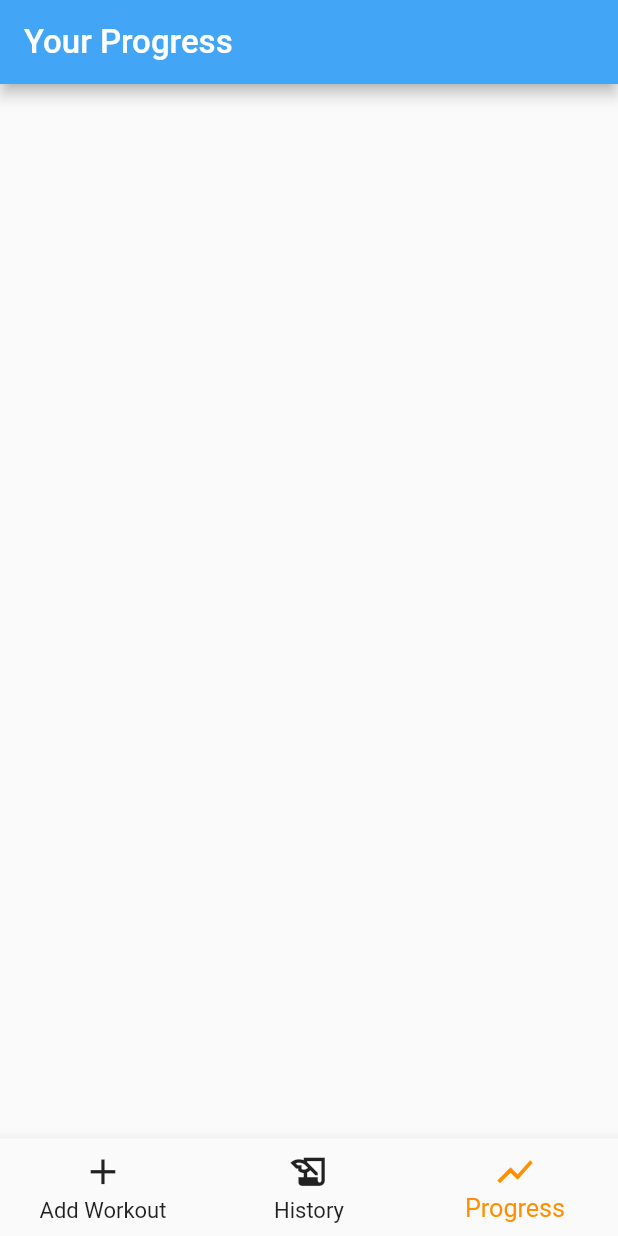
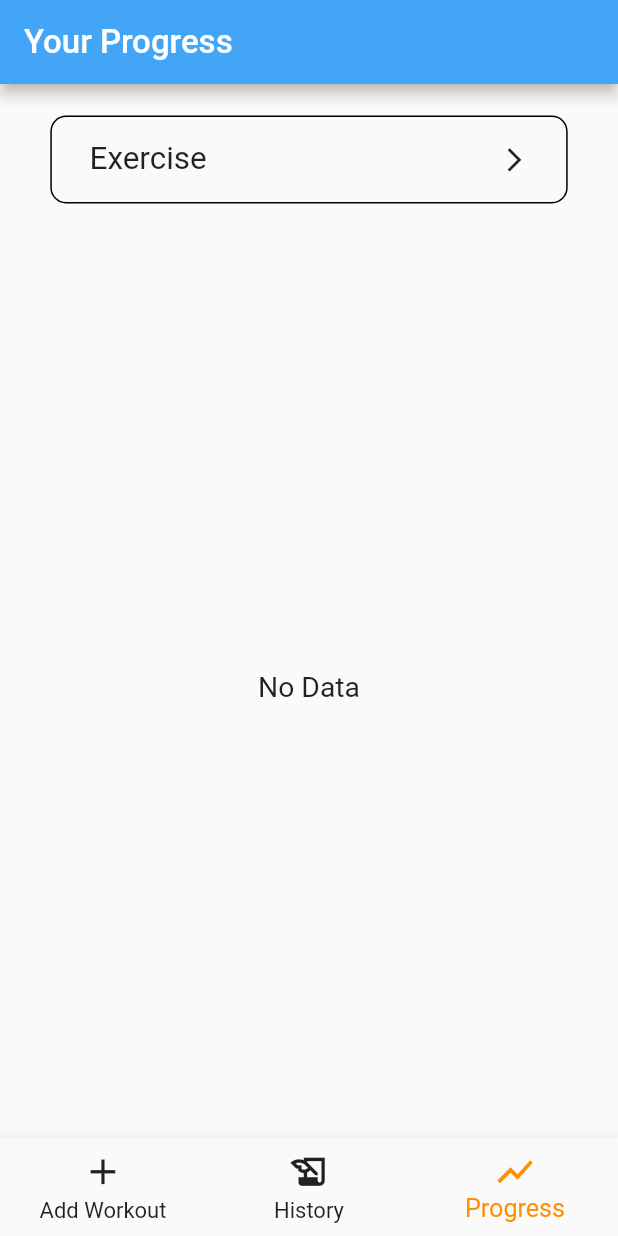
Before and after one commit to Xasthul/gym_workout_tracker, a Flutter app: the screen it shows after launch, item 3 of the bottom bar chosen, on a phone screen of 412 x 824 dp. Run offline on Flutter 3.47's test engine with Material 2 defaults, Android fonts, the phone set to English and light mode, and no system bars; our stand-ins replace flutter_screenutil, flutter_slidable, fluttertoast, objectbox, syncfusion_flutter_charts; generated files the repository leaves out were written again.

Commit message:
Charts added to Progress page

```diff
--- a/lib/project/app_pages/progress.dart
+++ b/lib/project/app_pages/progress.dart
@@ -1,6 +1,10 @@
 import 'package:flutter/material.dart';
 import 'package:flutter_screenutil/flutter_screenutil.dart';
-
+import 'package:syncfusion_flutter_charts/charts.dart';
+import 'package:workout_tracker_prototype/main.dart';
+import 'package:workout_tracker_prototype/project/database/models.dart';
+import 'package:workout_tracker_prototype/project/classes/routes.dart';
+import 'package:intl/intl.dart';
 
 class Progress extends StatefulWidget {
   const Progress({Key? key}) : super(key: key);
@@ -10,6 +14,34 @@ class Progress extends StatefulWidget {
 }
 
 class _ProgressState extends State<Progress> {
+  Exercise? chosenExercise;
+  List<OneRepMaxData> _chartData = [];
+  bool chartVisible = false;
+
+  late TrackballBehavior _trackballBehavior;
+  late ZoomPanBehavior _zoomPanBehavior;
+
+  @override
+  void initState() {
+    _trackballBehavior = TrackballBehavior(
+        // Enables the trackball
+        enable: true,
+        lineType: TrackballLineType.none,
+        markerSettings: const TrackballMarkerSettings(
+            markerVisibility: TrackballVisibilityMode.visible),
+        activationMode: ActivationMode.singleTap,
+        hideDelay: 1250,
+        tooltipSettings: const InteractiveTooltip(
+          enable: true,
+          color: Colors.brown,
+          format: "point.x \n point.y kg",
+        ));
+
+    _zoomPanBehavior =
+        ZoomPanBehavior(enablePinching: true, maximumZoomLevel: 0.3);
+    super.initState();
+  }
+
   @override
   Widget build(BuildContext context) {
     return Scaffold(
@@ -17,6 +49,84 @@ class _ProgressState extends State<Progress> {
         backgroundColor: Colors.blue[400],
         title: Text("Your Progress", style: TextStyle(fontSize: 21.sp)),
       ),
+      body: Column(
+        children: [
+          GestureDetector(
+            onTap: () async {
+              chosenExercise =
+                  await Navigator.of(context).push(routeToExercises());
+              setState(() {
+                if (chosenExercise != null &&
+                    chosenExercise!.oneRepMax!.isNotEmpty) {
+                  chartVisible = true;
+                  final int exerciseID = chosenExercise!.id;
+                  _chartData = objectbox.exerciseBox
+                      .get(exerciseID)!
+                      .oneRepMax!
+                      .entries
+                      .map((e) => OneRepMaxData(e.key, e.value))
+                      .toList();
+                } else {
+                  chartVisible = false;
+                }
+              });
+            },
+            child: Container(
+              margin: EdgeInsets.symmetric(vertical: 20.h, horizontal: 32.w),
+              padding: EdgeInsets.symmetric(vertical: 15.h, horizontal: 24.w),
+              decoration: BoxDecoration(
+                  borderRadius: BorderRadius.circular(10.r),
+                  border: Border.all(color: Colors.black)),
+              child: Row(
+                children: [
+                  Expanded(
+                      child: Text(chosenExercise?.name ?? "Exercise",
+                          style: TextStyle(fontSize: 20.sp))),
+                  Icon(
+                    Icons.arrow_forward_ios_outlined,
+                    size: 18.sp,
+                  )
+                ],
+              ),
+            ),
+          ),
+          Expanded(
+            child: Padding(
+              padding: EdgeInsets.all(10.w),
+              child: chartVisible
+                  ? SfCartesianChart(
+                      primaryXAxis: DateTimeAxis(interval: 5),
+                      trackballBehavior: _trackballBehavior,
+                      zoomPanBehavior: _zoomPanBehavior,
+                      series: <ChartSeries>[
+                          LineSeries<OneRepMaxData, DateTime>(
+                            name: "One Rep Max",
+                            color: Colors.amber,
+                            // markerSettings:
+                            //     const MarkerSettings(isVisible: true),
+                            dataSource: _chartData,
+                            xValueMapper: (OneRepMaxData data, _) =>
+                                DateFormat("dd.MM.yyyy").parse(data.date),
+                            yValueMapper: (OneRepMaxData data, _) =>
+                                data.weight,
+                          ),
+                        ])
+                  : Center(
+                      child: Text(
+                      "No Data",
+                      style: TextStyle(fontSize: 18.sp),
+                    )),
+            ),
+          ),
+        ],
+      ),
     );
   }
 }
+
+class OneRepMaxData {
+  OneRepMaxData(this.date, this.weight);
+
+  final String date;
+  final double weight;
+}
--- a/pubspec.yaml
+++ b/pubspec.yaml
@@ -38,6 +38,7 @@ dependencies:
   objectbox_flutter_libs: any
   intl: ^0.18.0
   fluttertoast: ^8.1.2
+  syncfusion_flutter_charts: ^20.4.44
 
   # The following adds the Cupertino Icons font to your application.
   # Use with the CupertinoIcons class for iOS style icons.
```
Also changed, not shown: lib/project/app_pages/add_workout.dart (+2 -5 lines), pubspec.lock.
